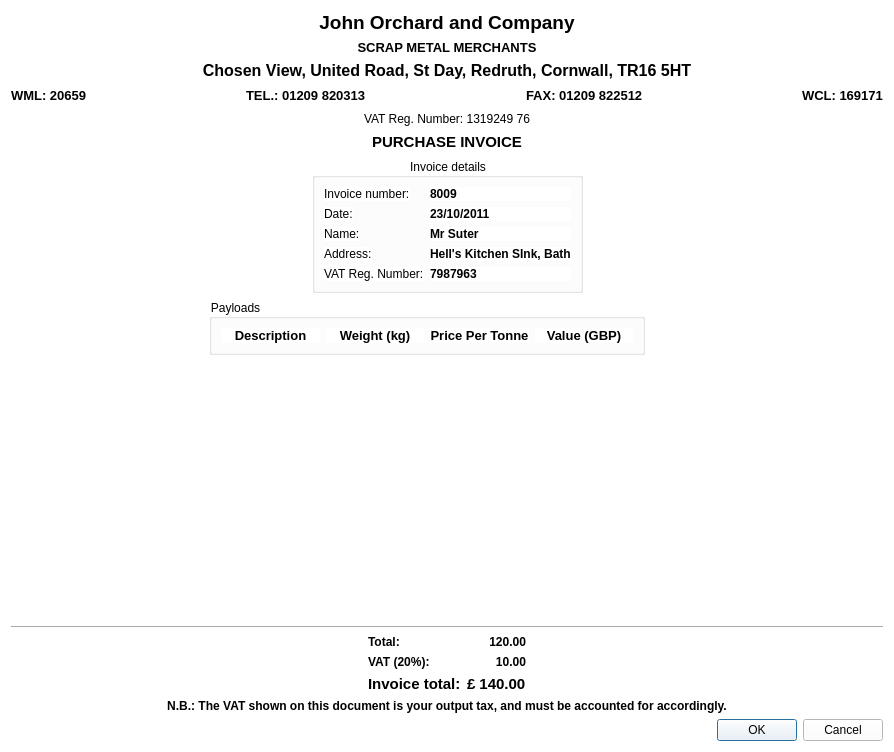
Above: main_program/gui_interface_designs/invoice_review_dialog_design.ui from yimenhfeifei/josm-invoice before the change. Below: the same form after it.
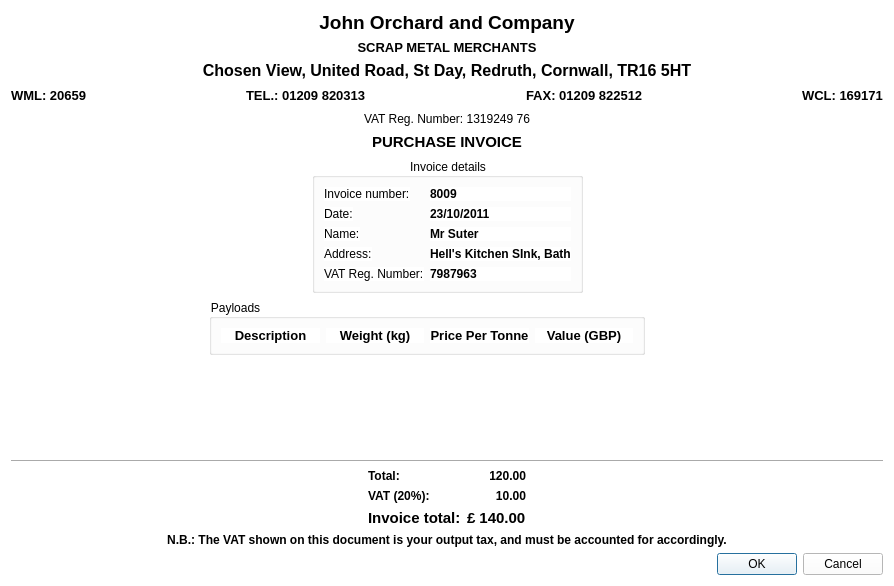
That is the form after the change.

Patch:
```diff
--- a/main_program/gui_interface_designs/invoice_review_dialog_design.ui
+++ b/main_program/gui_interface_designs/invoice_review_dialog_design.ui
@@ -7,7 +7,7 @@
     <x>0</x>
     <y>0</y>
     <width>894</width>
-    <height>752</height>
+    <height>586</height>
    </rect>
   </property>
   <property name="sizePolicy">
@@ -491,10 +491,13 @@
      <property name="orientation">
       <enum>Qt::Vertical</enum>
      </property>
+     <property name="sizeType">
+      <enum>QSizePolicy::MinimumExpanding</enum>
+     </property>
      <property name="sizeHint" stdset="0">
       <size>
        <width>20</width>
-       <height>192</height>
+       <height>34</height>
       </size>
      </property>
     </spacer>
```
